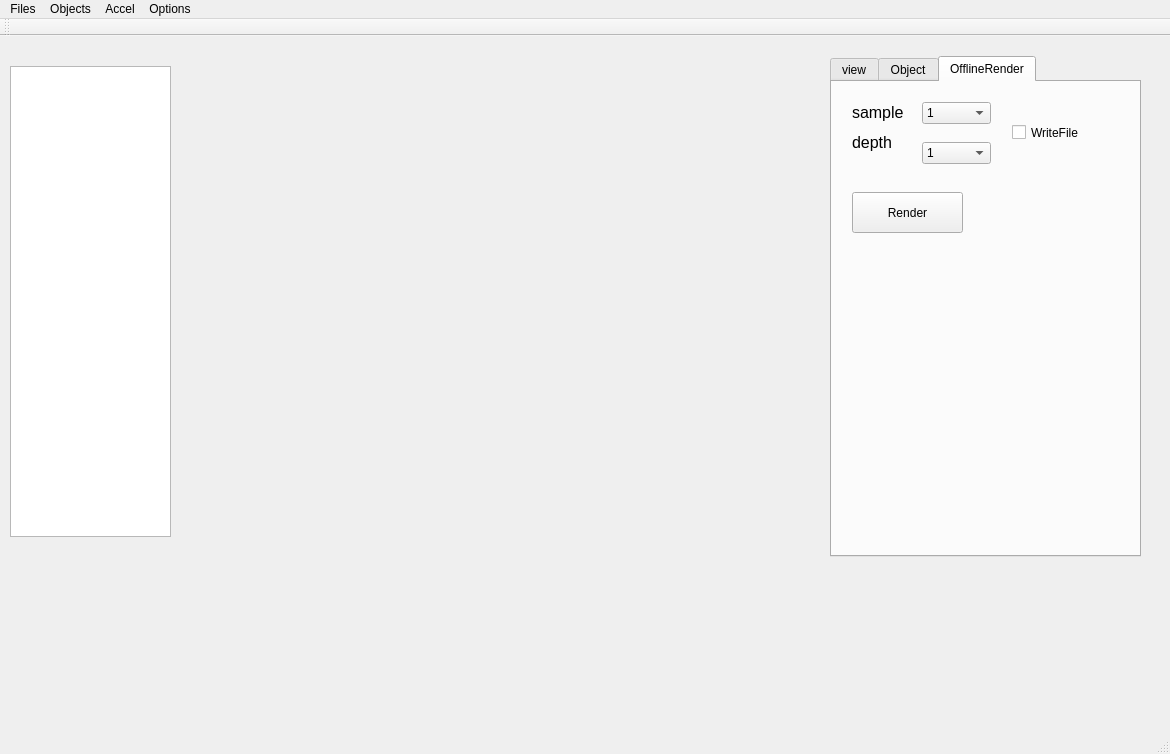
Above: Tsukuyomi/Tsukuyomi/Tsukuyomi.ui from KevinStigma/Tsukuyomi before the change. Below: the same form after it.
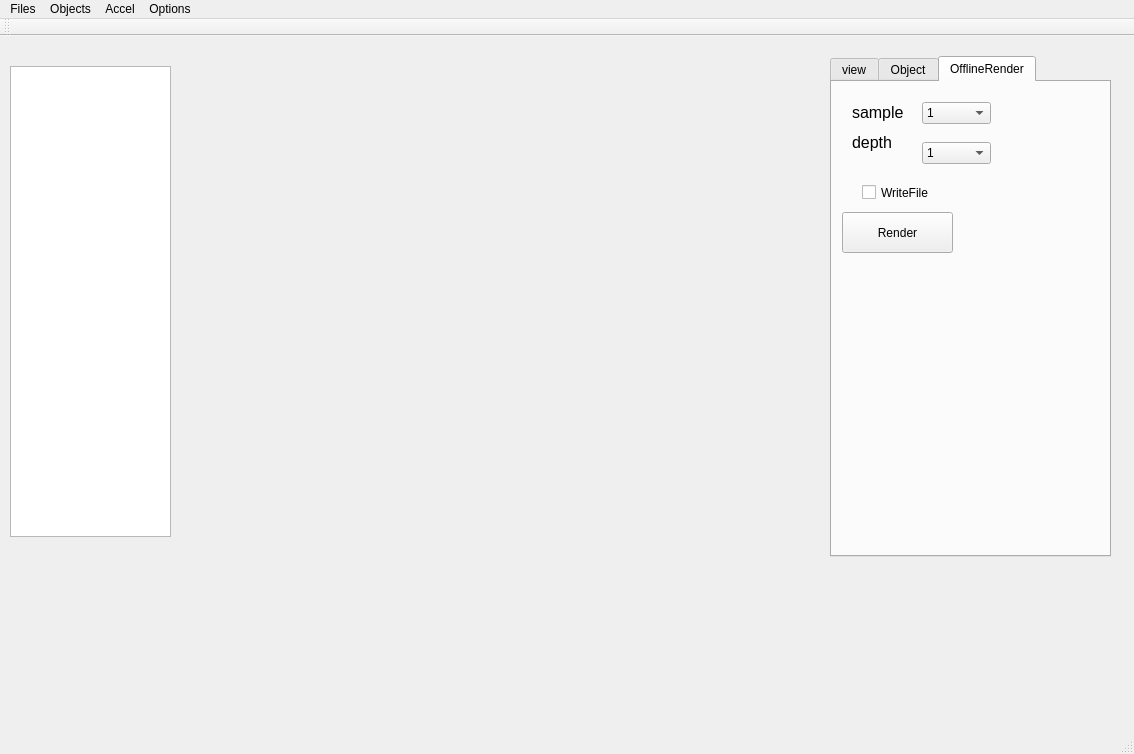
That is the form after the change. The open tabs and pages were chosen to show the change. Icons and pictures are not drawn. Custom widgets are drawn as their Qt base class.

What changed in the file:
```diff
--- a/Tsukuyomi/Tsukuyomi/Tsukuyomi.ui
+++ b/Tsukuyomi/Tsukuyomi/Tsukuyomi.ui
@@ -6,7 +6,7 @@
    <rect>
     <x>0</x>
     <y>0</y>
-    <width>1170</width>
+    <width>1134</width>
     <height>754</height>
    </rect>
   </property>
@@ -43,7 +43,7 @@
      <rect>
       <x>830</x>
       <y>20</y>
-      <width>311</width>
+      <width>281</width>
       <height>501</height>
      </rect>
     </property>
@@ -422,8 +422,8 @@
      <widget class="QCheckBox" name="writeFilecheckBox">
       <property name="geometry">
        <rect>
-        <x>180</x>
-        <y>40</y>
+        <x>30</x>
+        <y>100</y>
         <width>91</width>
         <height>21</height>
        </rect>
@@ -435,8 +435,8 @@
      <widget class="QPushButton" name="renderButton">
       <property name="geometry">
        <rect>
-        <x>20</x>
-        <y>110</y>
+        <x>10</x>
+        <y>130</y>
         <width>111</width>
         <height>41</height>
        </rect>
@@ -537,7 +537,7 @@
     <rect>
      <x>0</x>
      <y>0</y>
-     <width>1170</width>
+     <width>1134</width>
      <height>23</height>
     </rect>
    </property>
```
